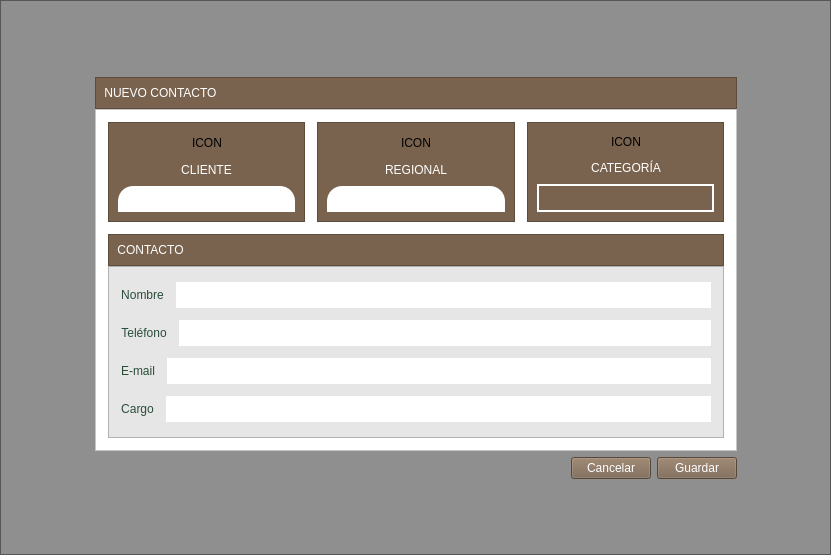
altitude-solutions/Camino_Real_Desktop, file new.ui: the form before one commit.
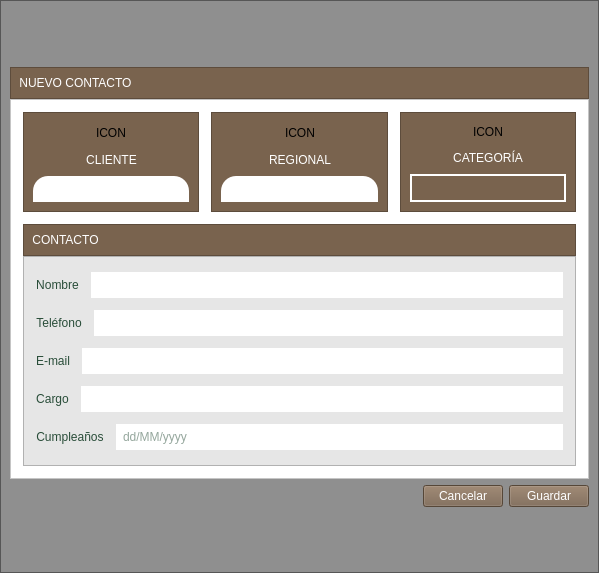
The form after the commit.

The edit to the form file:
```diff
--- a/new.ui
+++ b/new.ui
@@ -6,8 +6,8 @@
    <rect>
     <x>0</x>
     <y>0</y>
-    <width>831</width>
-    <height>555</height>
+    <width>599</width>
+    <height>573</height>
    </rect>
   </property>
   <property name="windowTitle">
@@ -786,6 +786,43 @@
                       </item>
                      </layout>
                     </item>
+                    <item>
+                     <layout class="QHBoxLayout" name="horizontalLayout_12">
+                      <item>
+                       <widget class="QLabel" name="label_9">
+                        <property name="styleSheet">
+                         <string notr="true">font: 10pt &quot;MS Shell Dlg 2&quot;;
+color: #294D39;
+min-width:4.3em;
+max-width:4.3em;</string>
+                        </property>
+                        <property name="text">
+                         <string>Cumpleaños</string>
+                        </property>
+                        <property name="alignment">
+                         <set>Qt::AlignCenter</set>
+                        </property>
+                       </widget>
+                      </item>
+                      <item>
+                       <widget class="QLineEdit" name="birthday">
+                        <property name="styleSheet">
+                         <string notr="true">background-color:white;
+color: #294D39;
+border-style:outset;
+font: 12pt &quot;MS Shell Dlg 2&quot;;
+padding:5px;
+min-height:1em;
+max-height:1em;
+</string>
+                        </property>
+                        <property name="placeholderText">
+                         <string>dd/MM/yyyy</string>
+                        </property>
+                       </widget>
+                      </item>
+                     </layout>
+                    </item>
                    </layout>
                   </widget>
                  </item>
```
Left out of the diff: 19 changed lines with no effect on the pictures.
